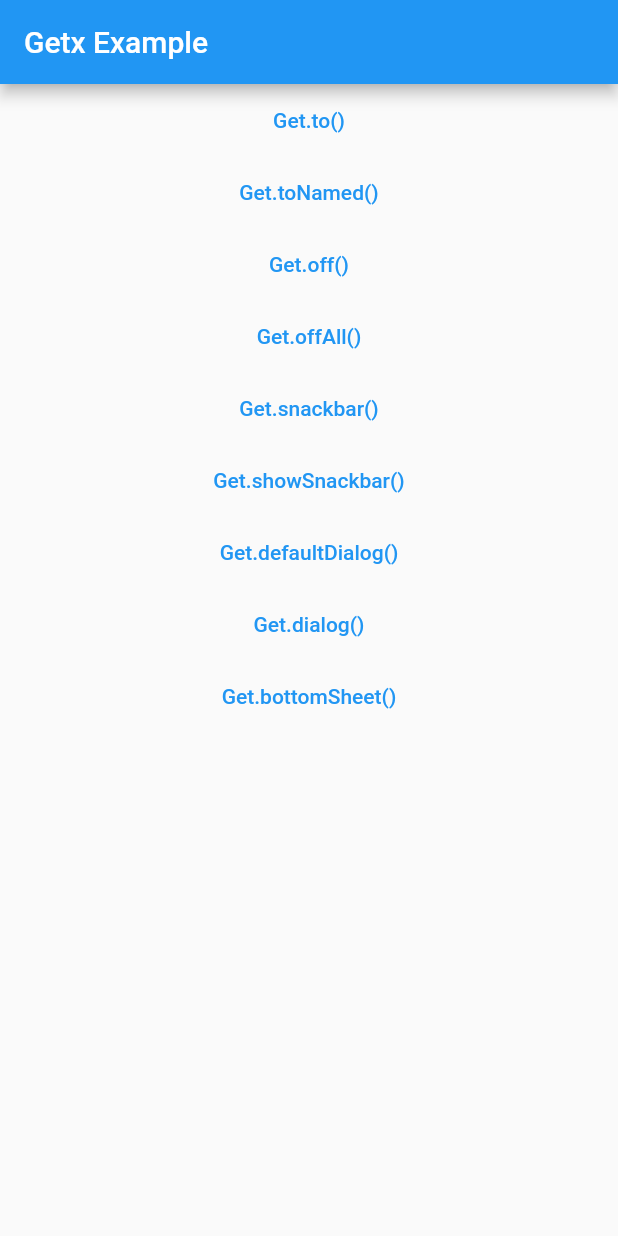
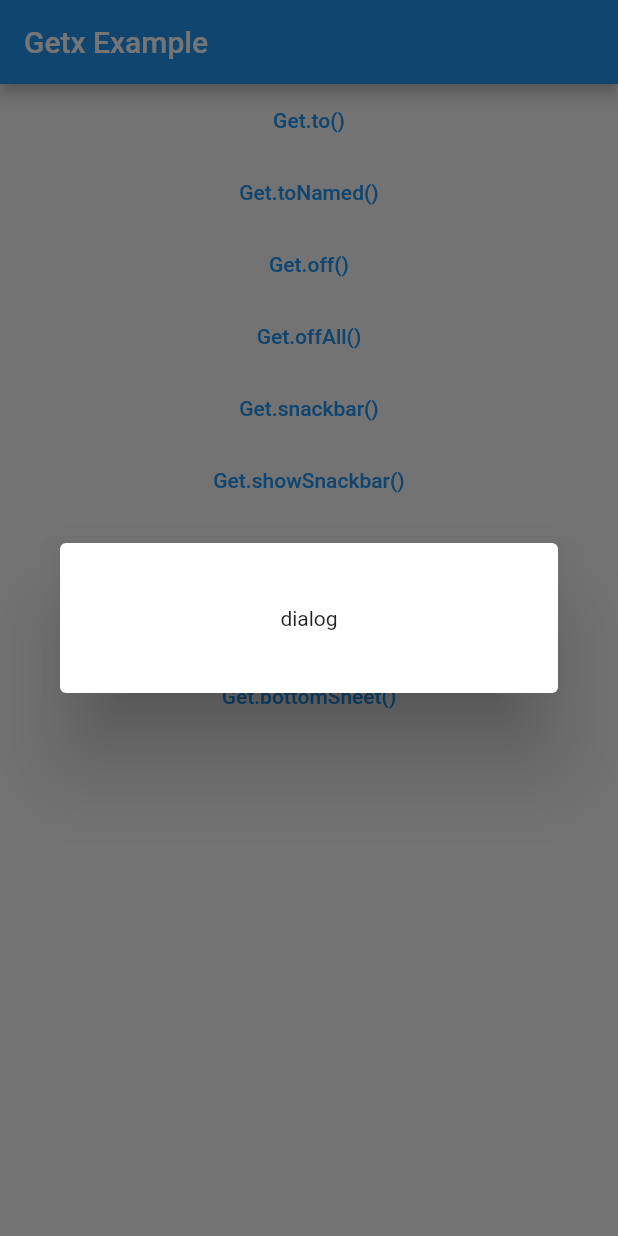
Before and after one commit to JangInHwa/flutter-getx-practice-1, a Flutter app: the screen it shows after launch, after a tap on "Get.dialog()", on a phone screen of 412 x 824 dp. Run offline on Flutter 3.47's test engine with Material 2 defaults, Android fonts, the phone set to English and light mode, and no system bars; our stand-ins replace get.

Commit message:
Get.dialog 구현

```diff
--- a/lib/main.dart
+++ b/lib/main.dart
@@ -76,7 +76,19 @@
               Get.defaultDialog(title: 'Dialog title', middleText: 'content');
             },
           ),
-          TextButton(child: const Text('Get.dialog()'), onPressed: () {}),
+          TextButton(
+            child: const Text('Get.dialog()'),
+            onPressed: () {
+              Get.dialog(const Dialog(
+                child: SizedBox(
+                  height: 100,
+                  child: Center(
+                    child: Text('dialog'),
+                  ),
+                ),
+              ));
+            },
+          ),
           TextButton(child: const Text('Get.bottomSheet()'), onPressed: () {}),
         ],
       ),
```
